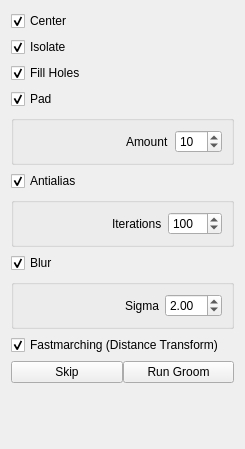
Qt form src/Application/Groom/GroomTool.ui (SCIInstitute/ShapeWorks) before a commit.
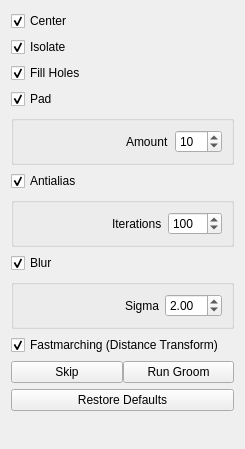
The same form after that commit.

Commit message: groom and optimize have restore default, closes #86

```diff
--- a/src/Application/Groom/GroomTool.ui
+++ b/src/Application/Groom/GroomTool.ui
@@ -232,6 +232,13 @@
      </item>
     </layout>
    </item>
+   <item>
+    <widget class="QPushButton" name="restoreDefaults">
+     <property name="text">
+      <string>Restore Defaults</string>
+     </property>
+    </widget>
+   </item>
    <item>
     <spacer name="verticalSpacer">
      <property name="orientation">
```
The commit also changes 8 other files.
